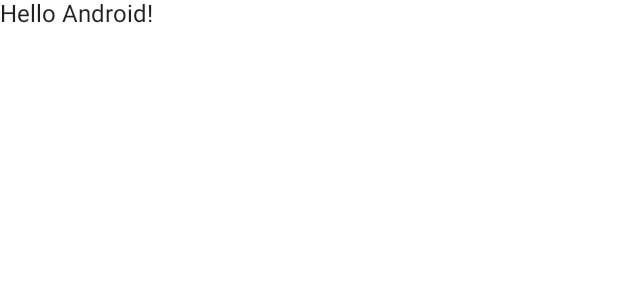
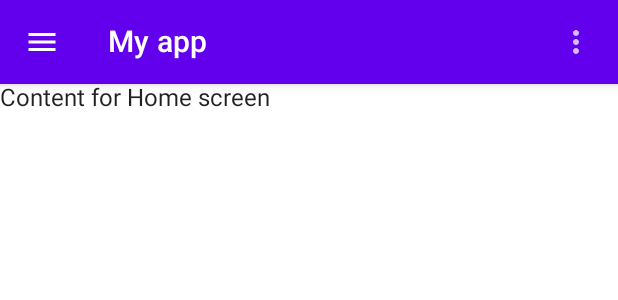
Before and after one commit to Mobile-Programming-Kotlin/Scaffold-Navigation, an Android app built with Jetpack Compose: the @Preview function DefaultPreview, on a phone screen of 412 x 824 dp. Shown: the top 300 px of the screen. Run offline under Robolectric (Android 15) with nearby library versions, the phone set to English and light mode, and no system bars.

Commit message:
Created Scaffold basis for Walkthrough.

```diff
--- a/app/src/main/java/com/example/scaffold/MainActivity.kt
+++ b/app/src/main/java/com/example/scaffold/MainActivity.kt
@@ -4,10 +4,11 @@ import android.os.Bundle
 import androidx.activity.ComponentActivity
 import androidx.activity.compose.setContent
 import androidx.compose.foundation.layout.fillMaxSize
-import androidx.compose.material.MaterialTheme
-import androidx.compose.material.Surface
-import androidx.compose.material.Text
-import androidx.compose.runtime.Composable
+import androidx.compose.material.*
+import androidx.compose.material.icons.Icons
+import androidx.compose.material.icons.filled.Menu
+import androidx.compose.material.icons.filled.MoreVert
+import androidx.compose.runtime.*
 import androidx.compose.ui.Modifier
 import androidx.compose.ui.tooling.preview.Preview
 import com.example.scaffold.ui.theme.ScaffoldTheme
@@ -18,26 +19,66 @@ class MainActivity : ComponentActivity() {
         setContent {
             ScaffoldTheme {
                 // A surface container using the 'background' color from the theme
-                Surface(
-                    modifier = Modifier.fillMaxSize(),
-                    color = MaterialTheme.colors.background
-                ) {
-                    Greeting("Android")
-                }
+                ScaffoldApp()
             }
         }
     }
 }
 
 @Composable
-fun Greeting(name: String) {
-    Text(text = "Hello $name!")
+fun ScaffoldApp() {
+    Scaffold(
+        topBar = { MyTopBar() },
+        content = { Text(text = "Content for Home screen")},
+        // bottomBar = { BottomAppBar { Text(text = "Bottom bar")}}
+    )
+}
+
+@Composable
+fun MyTopBar(){
+    var expanded by remember { mutableStateOf(false)}
+
+    TopAppBar(
+        title = { Text(text = "My app")},
+        navigationIcon = {
+            IconButton(
+                onClick = { /*TODO*/ }
+            ) {
+                Icon(Icons.Filled.Menu, contentDescription = null)
+            }
+        },
+        actions = {
+            IconButton(
+                onClick = {
+                    expanded = !expanded
+                }
+            ) {
+                Icon(Icons.Filled.MoreVert, contentDescription = null)
+            }
+            DropdownMenu(
+                expanded = expanded,
+                onDismissRequest = {
+                    expanded = false
+                }) {
+                DropdownMenuItem(
+                    onClick = { /*TODO*/ }
+                ) {
+                    Text(text = "Info")
+                }
+                DropdownMenuItem(
+                    onClick = { /*TODO*/ }
+                ) {
+                    Text(text = "Settings")
+                }
+            }
+        }
+    )
 }
 
 @Preview(showBackground = true)
 @Composable
 fun DefaultPreview() {
     ScaffoldTheme {
-        Greeting("Android")
+        ScaffoldApp()
     }
 }
```
